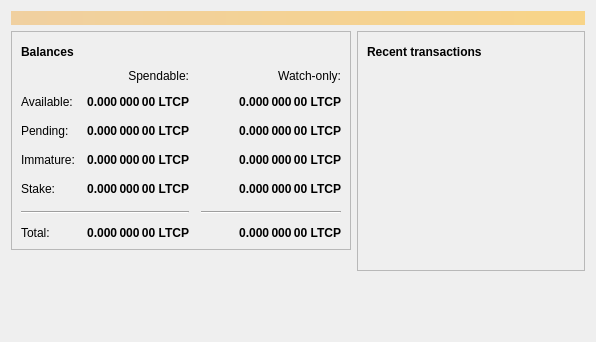
First picture: the form in src/qt/forms/overviewpage.ui, repository ScooterCoinWallet/wallet-pos, before the edit.
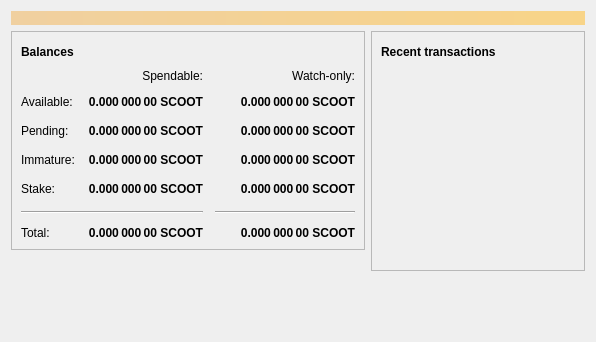
Second picture: the form after the edit. Icons and pictures are not drawn.

Diff of the .ui file:
```diff
--- a/src/qt/forms/overviewpage.ui
+++ b/src/qt/forms/overviewpage.ui
@@ -129,7 +129,7 @@
                <string>Unconfirmed transactions to watch-only addresses</string>
               </property>
               <property name="text">
-               <string notr="true">0.000 000 00 LTCP</string>
+               <string notr="true">0.000 000 00 SCOOT</string>
               </property>
               <property name="alignment">
                <set>Qt::AlignRight|Qt::AlignTrailing|Qt::AlignVCenter</set>
@@ -154,7 +154,7 @@
                <string>Total of transactions that have yet to be confirmed, and do not yet count toward the spendable balance</string>
               </property>
               <property name="text">
-               <string notr="true">0.000 000 00 LTCP</string>
+               <string notr="true">0.000 000 00 SCOOT</string>
               </property>
               <property name="alignment">
                <set>Qt::AlignRight|Qt::AlignTrailing|Qt::AlignVCenter</set>
@@ -179,7 +179,7 @@
                <string>Mined balance in watch-only addresses that has not yet matured</string>
               </property>
               <property name="text">
-               <string notr="true">0.000 000 00 LTCP</string>
+               <string notr="true">0.000 000 00 SCOOT</string>
               </property>
               <property name="alignment">
                <set>Qt::AlignRight|Qt::AlignTrailing|Qt::AlignVCenter</set>
@@ -237,7 +237,7 @@
                <string>Mined balance that has not yet matured</string>
               </property>
               <property name="text">
-               <string notr="true">0.000 000 00 LTCP</string>
+               <string notr="true">0.000 000 00 SCOOT</string>
               </property>
               <property name="alignment">
                <set>Qt::AlignRight|Qt::AlignTrailing|Qt::AlignVCenter</set>
@@ -282,7 +282,7 @@
                <string>Stake</string>
               </property>
               <property name="text">
-               <string notr="true">0.000 000 00 LTCP</string>
+               <string notr="true">0.000 000 00 SCOOT</string>
               </property>
               <property name="alignment">
                <set>Qt::AlignRight|Qt::AlignTrailing|Qt::AlignVCenter</set>
@@ -327,7 +327,7 @@
                <string>Watch Stake</string>
               </property>
               <property name="text">
-               <string notr="true">0.000 000 00 LTCP</string>
+               <string notr="true">0.000 000 00 SCOOT</string>
               </property>
               <property name="alignment">
                <set>Qt::AlignRight|Qt::AlignTrailing|Qt::AlignVCenter</set>
@@ -352,7 +352,7 @@
                <string>Your current total balance</string>
               </property>
               <property name="text">
-               <string notr="true">0.000 000 00 LTCP</string>
+               <string notr="true">0.000 000 00 SCOOT</string>
               </property>
               <property name="alignment">
                <set>Qt::AlignRight|Qt::AlignTrailing|Qt::AlignVCenter</set>
@@ -377,7 +377,7 @@
                <string>Current total balance in watch-only addresses</string>
               </property>
               <property name="text">
-               <string notr="true">0.000 000 00 LTCP</string>
+               <string notr="true">0.000 000 00 SCOOT</string>
               </property>
               <property name="alignment">
                <set>Qt::AlignRight|Qt::AlignTrailing|Qt::AlignVCenter</set>
@@ -419,7 +419,7 @@
                <string>Your current spendable balance</string>
               </property>
               <property name="text">
-               <string notr="true">0.000 000 00 LTCP</string>
+               <string notr="true">0.000 000 00 SCOOT</string>
               </property>
               <property name="alignment">
                <set>Qt::AlignRight|Qt::AlignTrailing|Qt::AlignVCenter</set>
@@ -444,7 +444,7 @@
                <string>Your current balance in watch-only addresses</string>
               </property>
               <property name="text">
-               <string notr="true">0.000 000 00 LTCP</string>
+               <string notr="true">0.000 000 00 SCOOT</string>
               </property>
               <property name="alignment">
                <set>Qt::AlignRight|Qt::AlignTrailing|Qt::AlignVCenter</set>
```
